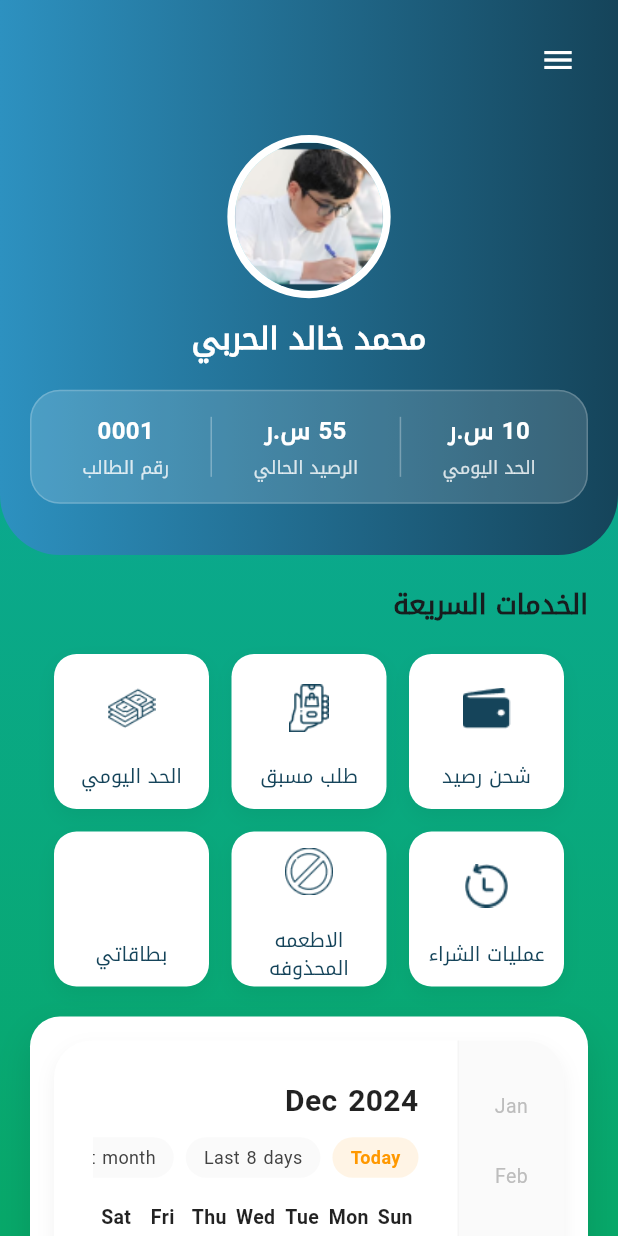
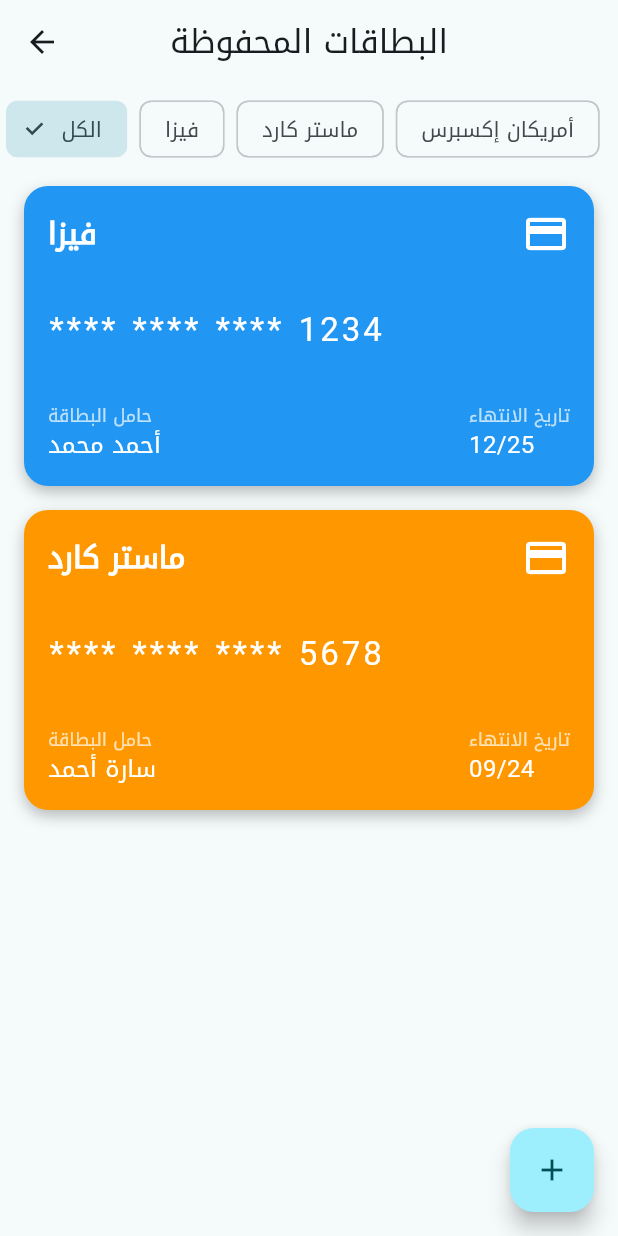
Before and after one commit to adzhrani01/maqsaf, a Flutter app: the HomePage screen opened directly, after a tap on "بطاقاتي", on a phone screen of 412 x 824 dp. Run offline on Flutter 3.47's test engine with Material 3 defaults, Android fonts, the phone set to English and light mode, and no system bars; drawn by our look-alikes of table_calendar.

Commit message:
Initial commit

```diff
--- /dev/null
+++ b/lib/screens/card_page.dart
@@ -0,0 +1,595 @@
+import 'package:flutter/material.dart';
+
+class SavedCardsPage extends StatefulWidget {
+  @override
+  _SavedCardsPageState createState() => _SavedCardsPageState();
+}
+
+class AddCardModal extends StatefulWidget {
+  @override
+  _AddCardModalState createState() => _AddCardModalState();
+}
+
+class _AddCardModalState extends State<AddCardModal>
+    with SingleTickerProviderStateMixin {
+  late AnimationController _animationController;
+  late Animation<double> _animation;
+  final _formKey = GlobalKey<FormState>();
+
+  String cardNumber = '';
+  String cardHolderName = '';
+  String expiryDate = '';
+  String cvv = '';
+  bool isCardFlipped = false;
+
+  @override
+  void initState() {
+    super.initState();
+    _animationController = AnimationController(
+      duration: Duration(milliseconds: 500),
+      vsync: this,
+    );
+    _animation = Tween<double>(begin: 0, end: 1).animate(
+      CurvedAnimation(
+        parent: _animationController,
+        curve: Curves.easeInOut,
+      ),
+    );
+    _animationController.forward();
+  }
+
+  @override
+  void dispose() {
+    _animationController.dispose();
+    super.dispose();
+  }
+
+  void _flipCard() {
+    setState(() {
+      isCardFlipped = !isCardFlipped;
+    });
+  }
+
+  @override
+  Widget build(BuildContext context) {
+    return AnimatedBuilder(
+      animation: _animation,
+      builder: (context, child) {
+        return Transform.translate(
+          offset: Offset(
+              0, (1 - _animation.value) * MediaQuery.of(context).size.height),
+          child: Container(
+            height: MediaQuery.of(context).size.height * 0.85,
+            decoration: BoxDecoration(
+              color: Colors.white,
+              borderRadius: BorderRadius.vertical(top: Radius.circular(20)),
+            ),
+            child: Column(
+              children: [
+                SizedBox(height: 20),
+                Text(
+                  'إضافة بطاقة جديدة',
+                  style: TextStyle(
+                    fontSize: 24,
+                    fontWeight: FontWeight.bold,
+                  ),
+                ),
+                SizedBox(height: 20),
+                GestureDetector(
+                  onTap: _flipCard,
+                  child: TweenAnimationBuilder(
+                    tween: Tween<double>(
+                      begin: 0,
+                      end: isCardFlipped ? 180 : 0,
+                    ),
+                    duration: Duration(milliseconds: 300),
+                    builder: (context, double value, child) {
+                      return Transform(
+                        transform: Matrix4.identity()
+                          ..setEntry(3, 2, 0.001)
+                          ..rotateY((value * 3.1415927) / 180),
+                        alignment: Alignment.center,
+                        child: value < 90
+                            ? Container(
+                                width: 300,
+                                height: 180,
+                                decoration: BoxDecoration(
+                                  gradient: LinearGradient(
+                                    colors: [Colors.purple, Colors.blue],
+                                    begin: Alignment.topLeft,
+                                    end: Alignment.bottomRight,
+                                  ),
+                                  borderRadius: BorderRadius.circular(15),
+                                ),
+                                padding: EdgeInsets.all(20),
+                                child: Column(
+                                  crossAxisAlignment: CrossAxisAlignment.start,
+                                  mainAxisAlignment:
+                                      MainAxisAlignment.spaceBetween,
+                                  children: [
+                                    Row(
+                                      mainAxisAlignment:
+                                          MainAxisAlignment.spaceBetween,
+                                      children: [
+                                        Icon(Icons.memory,
+                                            color: Colors.white,
+                                            size: 40), // رمز الشريحة
+                                        Icon(Icons.credit_card,
+                                            color: Colors.white),
+                                      ],
+                                    ),
+                                    Text(
+                                      cardNumber.isEmpty
+                                          ? '**** **** **** ****'
+                                          : cardNumber,
+                                      style: TextStyle(
+                                        color: Colors.white,
+                                        fontSize: 22,
+                                        letterSpacing: 2,
+                                      ),
+                                    ),
+                                    Row(
+                                      mainAxisAlignment:
+                                          MainAxisAlignment.spaceBetween,
+                                      children: [
+                                        Text(
+                                          cardHolderName.isEmpty
+                                              ? 'اسم حامل البطاقة'
+                                              : cardHolderName,
+                                          style: TextStyle(color: Colors.white),
+                                        ),
+                                        Text(
+                                          expiryDate.isEmpty
+                                              ? 'MM/YY'
+                                              : expiryDate,
+                                          style: TextStyle(color: Colors.white),
+                                        ),
+                                      ],
+                                    ),
+                                  ],
+                                ),
+                              )
+                            : Transform(
+                                transform: Matrix4.identity()
+                                  ..rotateY(3.1415927),
+                                alignment: Alignment.center,
+                                child: Container(
+                                  width: 300,
+                                  height: 180,
+                                  decoration: BoxDecoration(
+                                    gradient: LinearGradient(
+                                      colors: [
+                                        Colors.grey[800]!,
+                                        Colors.grey[600]!
+                                      ],
+                                      begin: Alignment.topLeft,
+                                      end: Alignment.bottomRight,
+                                    ),
+                                    borderRadius: BorderRadius.circular(15),
+                                  ),
+                                  child: Column(
+                                    mainAxisAlignment: MainAxisAlignment.center,
+                                    children: [
+                                      Container(
+                                        color: Colors.black,
+                                        height: 40,
+                                        margin:
+                                            EdgeInsets.symmetric(vertical: 15),
+                                      ),
+                                      Container(
+                                        margin: EdgeInsets.only(right: 40),
+                                        child: Row(
+                                          mainAxisAlignment:
+                                              MainAxisAlignment.end,
+                                          children: [
+                                            Container(
+                                              color: Colors.white,
+                                              width: 60,
+                                              height: 30,
+                                              alignment: Alignment.center,
+                                              child: Text(
+                                                cvv.isEmpty ? 'CVV' : cvv,
+                                                style: TextStyle(
+                                                  color: Colors.black,
+                                                  fontSize: 16,
+                                                ),
+                                              ),
+                                            ),
+                                          ],
+                                        ),
+                                      ),
+                                    ],
+                                  ),
+                                ),
+                              ),
+                      );
+                    },
+                  ),
+                ),
+                SizedBox(height: 20),
+                Expanded(
+                  child: SingleChildScrollView(
+                    padding: EdgeInsets.all(16),
+                    child: Form(
+                      key: _formKey,
+                      child: Column(
+                        children: [
+                          TextFormField(
+                            decoration: InputDecoration(
+                              labelText: 'رقم البطاقة',
+                              border: OutlineInputBorder(),
+                              hintText: 'XXXX XXXX XXXX XXXX',
+                            ),
+                            keyboardType: TextInputType.number,
+                            maxLength: 19, // 16 أرقام + 3 مسافات
+                            onChanged: (value) {
+                              // تنسيق رقم البطاقة بإضافة مسافات كل 4 أرقام
+                              value = value.replaceAll(' ', '');
+                              if (value.length > 16)
+                                value = value.substring(0, 16);
+                              final buffer = StringBuffer();
+                              for (int i = 0; i < value.length; i++) {
+                                buffer.write(value[i]);
+                                if ((i + 1) % 4 == 0 && i != 15)
+                                  buffer.write(' ');
+                              }
+                              setState(() {
+                                cardNumber = buffer.toString();
+                              });
+                            },
+                            validator: (value) {
+                              if (value == null || value.isEmpty) {
+                                return 'الرجاء إدخال رقم البطاقة';
+                              }
+                              return null;
+                            },
+                          ),
+                          SizedBox(height: 16),
+                          TextFormField(
+                            decoration: InputDecoration(
+                              labelText: 'اسم حامل البطاقة',
+                              border: OutlineInputBorder(),
+                            ),
+                            onChanged: (value) {
+                              setState(() {
+                                cardHolderName = value;
+                              });
+                            },
+                          ),
+                          SizedBox(height: 16),
+                          Row(
+                            children: [
+                              Expanded(
+                                child: TextFormField(
+                                  decoration: InputDecoration(
+                                    labelText: 'تاريخ الانتهاء',
+                                    border: OutlineInputBorder(),
+                                  ),
+                                  onChanged: (value) {
+                                    setState(() {
+                                      expiryDate = value;
+                                    });
+                                  },
+                                ),
+                              ),
+                              SizedBox(width: 16),
+                              Expanded(
+                                child: TextFormField(
+                                  decoration: InputDecoration(
+                                    labelText: 'CVV',
+                                    border: OutlineInputBorder(),
+                                  ),
+                                  onChanged: (value) {
+                                    setState(() {
+                                      cvv = value;
+                                    });
+                                  },
+                                  onTap: () {
+                                    if (!isCardFlipped) _flipCard();
+                                  },
+                                ),
+                              ),
+                            ],
+                          ),
+                          SizedBox(height: 24),
+                          ElevatedButton(
+                            onPressed: () {
+                              if (_formKey.currentState!.validate()) {
+                                // حفظ البطاقة
+                                Navigator.pop(context);
+                              }
+                            },
+                            child: Container(
+                              width: double.infinity,
+                              padding: EdgeInsets.symmetric(vertical: 16),
+                              child: Text(
+                                'إضافة البطاقة',
+                                textAlign: TextAlign.center,
+                                style: TextStyle(fontSize: 18),
+                              ),
+                            ),
+                          ),
+                        ],
+                      ),
+                    ),
+                  ),
+                ),
+              ],
+            ),
+          ),
+        );
+      },
+    );
+  }
+}
+
+class _SavedCardsPageState extends State<SavedCardsPage> {
+  // نموذج للبطاقات المحفوظة
+  List<CreditCard> savedCards = [
+    CreditCard(
+      cardNumber: '**** **** **** 1234',
+      cardHolderName: 'أحمد محمد',
+      expiryDate: '12/25',
+      cardType: 'فيزا',
+      color: Colors.blue,
+    ),
+    CreditCard(
+      cardNumber: '**** **** **** 5678',
+      cardHolderName: 'سارة أحمد',
+      expiryDate: '09/24',
+      cardType: 'ماستر كارد',
+      color: Colors.orange,
+    ),
+  ];
+
+  String selectedFilter = 'الكل';
+  List<String> filters = ['الكل', 'فيزا', 'ماستر كارد', 'أمريكان إكسبرس'];
+
+  @override
+  Widget build(BuildContext context) {
+    return Scaffold(
+      appBar: AppBar(
+        title: Text('البطاقات المحفوظة'),
+        centerTitle: true,
+      ),
+      body: Column(
+        children: [
+          // قسم الفلاتر
+          Container(
+            height: 60,
+            padding: EdgeInsets.symmetric(vertical: 8),
+            child: ListView.builder(
+              scrollDirection: Axis.horizontal,
+              itemCount: filters.length,
+              itemBuilder: (context, index) {
+                return Padding(
+                  padding: EdgeInsets.symmetric(horizontal: 4),
+                  child: FilterChip(
+                    label: Text(filters[index]),
+                    selected: selectedFilter == filters[index],
+                    onSelected: (selected) {
+                      setState(() {
+                        selectedFilter = filters[index];
+                      });
+                    },
+                  ),
+                );
+              },
+            ),
+          ),
+
+          // قائمة البطاقات
+          Expanded(
+            child: ListView.builder(
+              itemCount: savedCards.length,
+              itemBuilder: (context, index) {
+                final card = savedCards[index];
+                if (selectedFilter == 'الكل' ||
+                    selectedFilter == card.cardType) {
+                  return Card3D(
+                    child: CreditCardWidget(card: card),
+                    onTap: () {
+                      // معالجة حدث النقر على البطاقة
+                    },
+                  );
+                }
+                return SizedBox.shrink();
+              },
+            ),
+          ),
+        ],
+      ),
+      floatingActionButton: FloatingActionButton(
+        onPressed: () {
+          showModalBottomSheet(
+            context: context,
+            isScrollControlled: true,
+            backgroundColor: Colors.transparent,
+            builder: (context) => AddCardModal(),
+          );
+        },
+        child: Icon(Icons.add),
+      ),
+    );
+  }
+}
+
+// ويدجت البطاقة ثلاثية الأبعاد
+class Card3D extends StatefulWidget {
+  final Widget child;
+  final VoidCallback onTap;
+
+  Card3D({required this.child, required this.onTap});
+
+  @override
+  _Card3DState createState() => _Card3DState();
+}
+
+class _Card3DState extends State<Card3D> with SingleTickerProviderStateMixin {
+  late AnimationController _controller;
+  double _rotationX = 0;
+  double _rotationY = 0;
+
+  @override
+  void initState() {
+    super.initState();
+    _controller = AnimationController(
+      vsync: this,
+      duration: Duration(milliseconds: 300),
+    );
+  }
+
+  @override
+  void dispose() {
+    _controller.dispose();
+    super.dispose();
+  }
+
+  @override
+  Widget build(BuildContext context) {
+    return GestureDetector(
+      onPanUpdate: (details) {
+        setState(() {
+          _rotationY += details.delta.dx / 100;
+          _rotationX += details.delta.dy / 100;
+        });
+      },
+      onPanEnd: (_) {
+        setState(() {
+          _rotationX = 0;
+          _rotationY = 0;
+        });
+      },
+      onTap: widget.onTap,
+      child: Transform(
+        transform: Matrix4.identity()
+          ..setEntry(3, 2, 0.001)
+          ..rotateX(_rotationX)
+          ..rotateY(_rotationY),
+        alignment: Alignment.center,
+        child: widget.child,
+      ),
+    );
+  }
+}
+
+// نموذج البطاقة
+class CreditCard {
+  final String cardNumber;
+  final String cardHolderName;
+  final String expiryDate;
+  final String cardType;
+  final Color color;
+
+  CreditCard({
+    required this.cardNumber,
+    required this.cardHolderName,
+    required this.expiryDate,
+    required this.cardType,
+    required this.color,
+  });
+}
+
+// ويدجت عرض البطاقة
+class CreditCardWidget extends StatelessWidget {
+  final CreditCard card;
+
+  CreditCardWidget({required this.card});
+
+  @override
+  Widget build(BuildContext context) {
+    return Container(
+      height: 200,
+      margin: EdgeInsets.symmetric(horizontal: 16, vertical: 8),
+      decoration: BoxDecoration(
+        color: card.color,
+        borderRadius: BorderRadius.circular(16),
+        boxShadow: [
+          BoxShadow(
+            color: Colors.black26,
+            offset: Offset(0, 4),
+            blurRadius: 8,
+          ),
+        ],
+      ),
+      child: Padding(
+        padding: EdgeInsets.all(16),
+        child: Column(
+          crossAxisAlignment: CrossAxisAlignment.start,
+          mainAxisAlignment: MainAxisAlignment.spaceBetween,
+          children: [
+            Row(
+              mainAxisAlignment: MainAxisAlignment.spaceBetween,
+              children: [
+                Text(
+                  card.cardType,
+                  style: TextStyle(
+                    color: Colors.white,
+                    fontSize: 20,
+                    fontWeight: FontWeight.bold,
+                  ),
+                ),
+                Icon(
+                  Icons.credit_card,
+                  color: Colors.white,
+                  size: 32,
+                ),
+              ],
+            ),
+            Text(
+              card.cardNumber,
+              style: TextStyle(
+                color: Colors.white,
+                fontSize: 22,
+                letterSpacing: 2,
+              ),
+            ),
+            Row(
+              mainAxisAlignment: MainAxisAlignment.spaceBetween,
+              children: [
+                Column(
+                  crossAxisAlignment: CrossAxisAlignment.start,
+                  children: [
+                    Text(
+                      'حامل البطاقة',
+                      style: TextStyle(
+                        color: Colors.white70,
+                        fontSize: 12,
+                      ),
+                    ),
+                    Text(
+                      card.cardHolderName,
+                      style: TextStyle(
+                        color: Colors.white,
+                        fontSize: 16,
+                      ),
+                    ),
+                  ],
+                ),
+                Column(
+                  crossAxisAlignment: CrossAxisAlignment.start,
+                  children: [
+                    Text(
+                      'تاريخ الانتهاء',
+                      style: TextStyle(
+                        color: Colors.white70,
+                        fontSize: 12,
+                      ),
+                    ),
+                    Text(
+                      card.expiryDate,
+                      style: TextStyle(
+                        color: Colors.white,
+                        fontSize: 16,
+                      ),
+                    ),
+                  ],
+                ),
+              ],
+            ),
+          ],
+        ),
+      ),
+    );
+  }
+}
--- a/lib/screens/home_page.dart
+++ b/lib/screens/home_page.dart
@@ -1,6 +1,7 @@
 import 'package:flutter/material.dart';
 import 'package:flutter/services.dart';
 import 'package:maqsaf_app/constants/assets_path.dart';
+import 'package:maqsaf_app/screens/card_page.dart';
 import 'package:maqsaf_app/screens/charge_balance_screen.dart';
 import 'package:maqsaf_app/screens/daily_limit_screeen.dart';
 import 'package:maqsaf_app/screens/food_removed_screen.dart';
@@ -107,7 +108,6 @@
                                   ),
                                 ),
                                 const SizedBox(height: 20),
-
                                 Container(
                                   margin: const EdgeInsets.symmetric(
                                       horizontal: 20),
@@ -336,7 +336,7 @@
         ActionCard(
           icon: AssetsPath.credit_card,
           label: 'بطاقاتي',
-          onTap: () {},
+          onTap: () => navigationPush(context, SavedCardsPage()),
         ),
       ],
     ),
```
